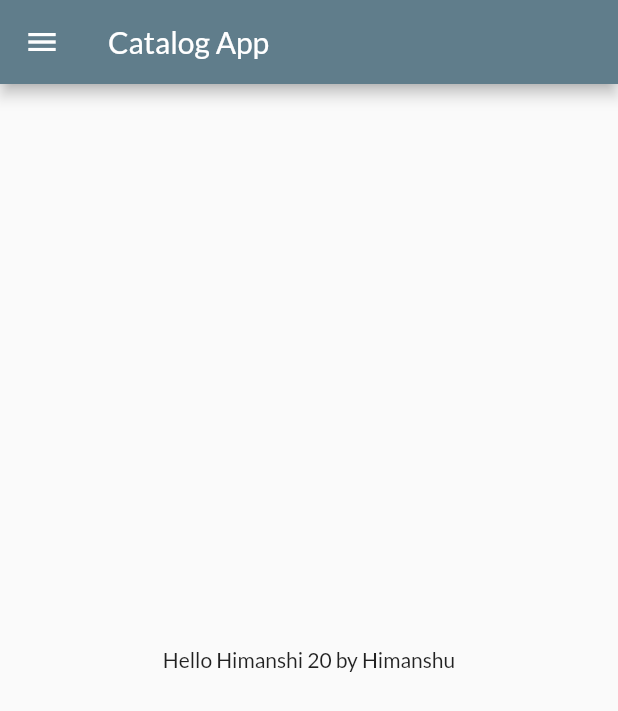
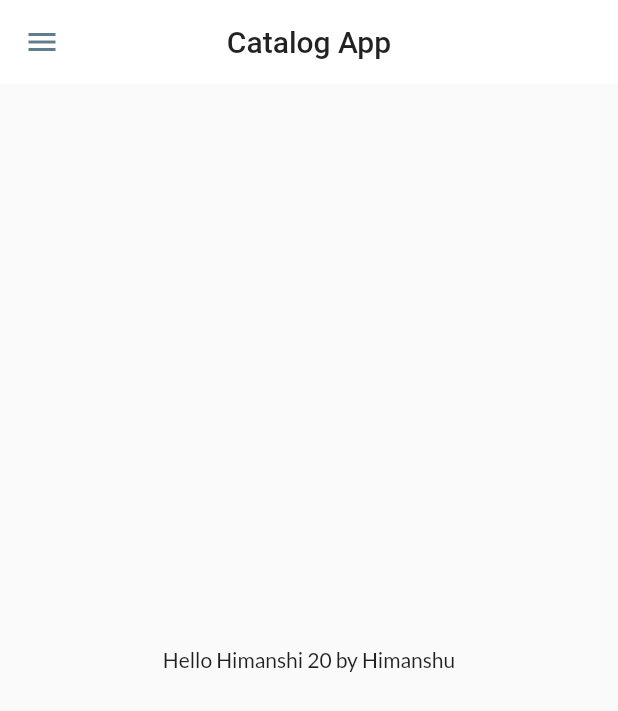
Before and after one commit to himanshujar/firstflutterproject, a Flutter app: the HomePage screen opened by its route, on a phone screen of 412 x 824 dp. Shown: the top 711 px of the screen. Run offline on Flutter 3.47's test engine with Material 2 defaults, Android fonts, the phone set to English and light mode, and no system bars; our stand-ins replace google_fonts.

Commit message:
themes extracted

```diff
--- a/lib/pages/home_page.dart
+++ b/lib/pages/home_page.dart
@@ -9,7 +9,15 @@ class HomePage extends StatelessWidget {
   Widget build(BuildContext context) {
     return Scaffold(
       appBar: AppBar(
-        title:Text("Catalog App"),
+        // backgroundColor:Colors.white,
+        // elevation: 0.0,
+        // iconTheme: IconThemeData(color: Colors.blueGrey),
+        centerTitle: true,
+
+        title:Text("Catalog App",
+        //textScaleFactor: 1.7,
+        // style: TextStyle(color: Colors.blueGrey),
+        ),
       ),
       body: Center(
         child: Container(
--- /dev/null
+++ b/lib/widgets/themes.dart
@@ -0,0 +1,22 @@
+import 'package:flutter/material.dart';
+import 'package:google_fonts/google_fonts.dart';
+
+class MyTheme {
+  static ThemeData lightTheme(BuildContext context) => ThemeData(
+      primarySwatch: Colors.blueGrey,
+      fontFamily: GoogleFonts.lato().fontFamily,
+      appBarTheme: AppBarTheme(
+        color: Colors.white,
+        elevation: 0.0,
+        iconTheme: IconThemeData(color: Colors.blueGrey),
+        textTheme: Theme.of(context).textTheme,
+        // textTheme: TextTheme(
+        //   headline6: TextStyle(
+        //     fontSize: 20,
+        //   color:Colors.blueGrey)),
+      )
+      );
+  static ThemeData darkTheme(BuildContext context) => ThemeData(
+        brightness: Brightness.dark,
+      );
+}
```
Also changed, not shown: lib/main.dart (+3 -8 lines).
